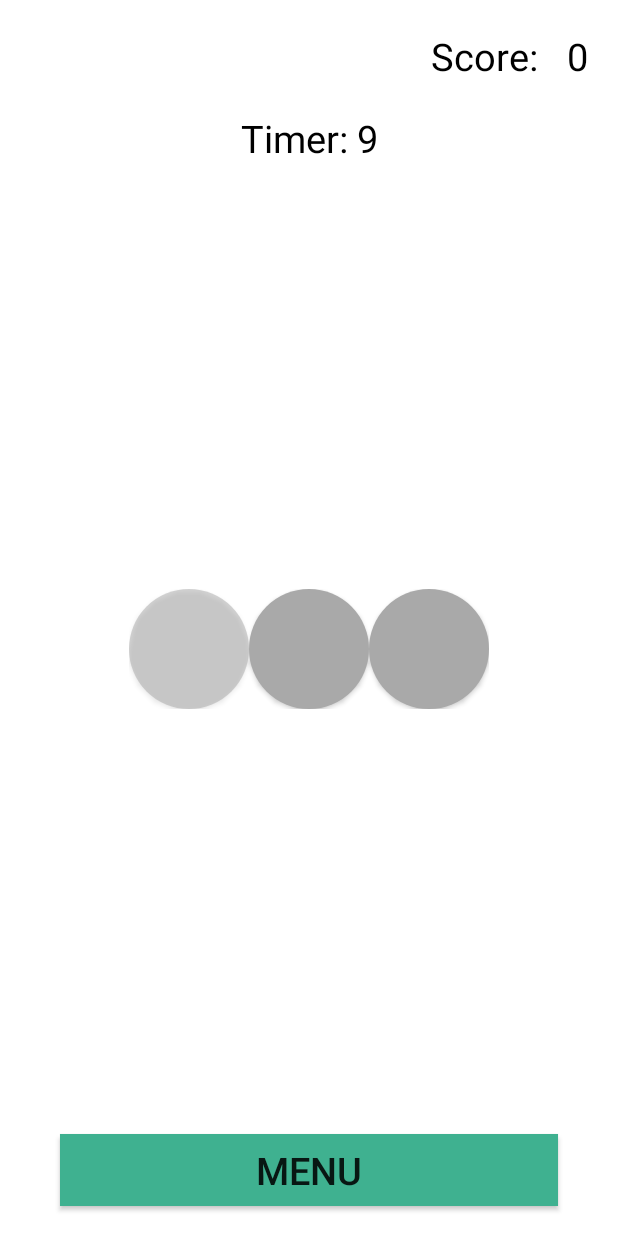
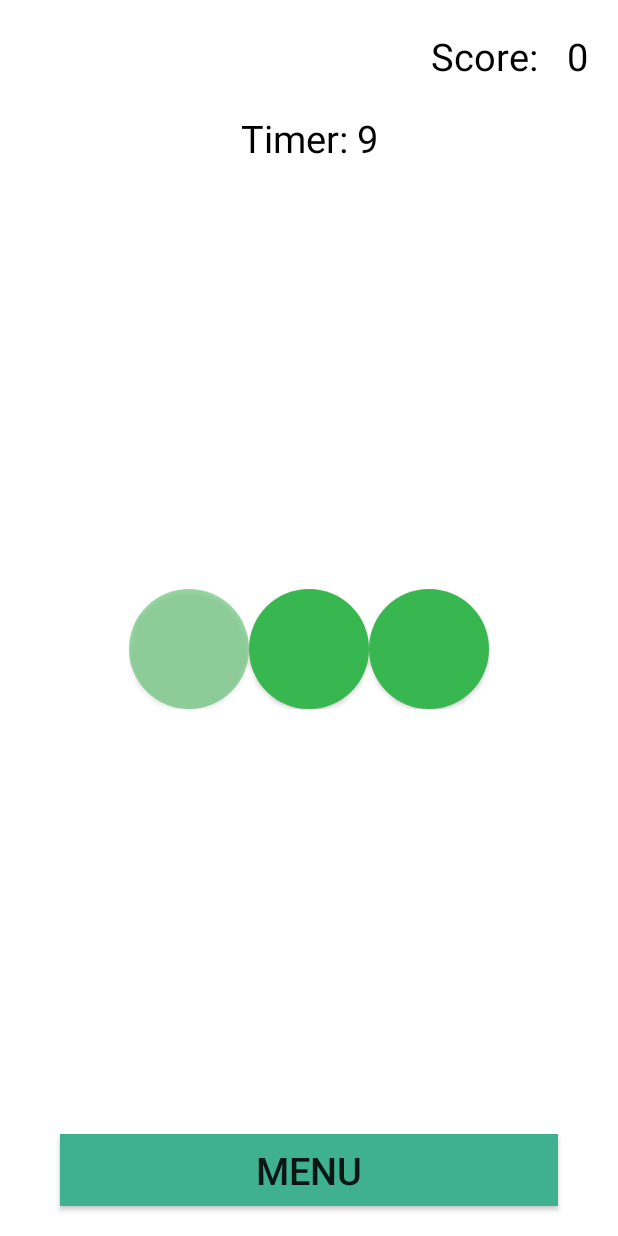
Before and after one commit to ZoomUp/CirclesGame, an Android app: the GameScreen screen opened through its navigation route, on a phone screen of 412 x 824 dp. Run offline under Robolectric (Android 15) with nearby library versions, the phone set to English and light mode, and no system bars.

Commit message:
add random color

```diff
--- a/app/src/main/java/com/example/circlesgame/GameScreen.kt
+++ b/app/src/main/java/com/example/circlesgame/GameScreen.kt
@@ -1,6 +1,7 @@
 package com.example.circlesgame
 
 import android.content.Context
+import android.graphics.Color
 import android.os.Bundle
 import android.os.CountDownTimer
 import android.view.LayoutInflater
@@ -14,6 +15,7 @@ import com.example.circlesgame.storages.SettingsStorage
 import com.example.circlesgame.storages.SettingsStorage.listRecords
 import kotlinx.serialization.encodeToString
 import kotlinx.serialization.json.Json
+import kotlin.random.Random
 
 class GameScreen : Fragment() {
 
@@ -21,13 +23,6 @@ class GameScreen : Fragment() {
     private val binding get() = _binding!!
     private var score = 0
     private var changeAlphaCircle = 0.50f
-    private val listColor = listOf(
-        R.color.AliceBlue, R.color.AntiqueWhite, R.color.Aqua, R.color.Aquamarine,
-        R.color.Azure, R.color.Beige, R.color.Bisque, R.color.Black, R.color.BlanchedAlmond,
-        R.color.Blue, R.color.BlueViolet, R.color.Brown, R.color.BurlyWood, R.color.CadetBlue,
-        R.color.Chartreuse, R.color.Chocolate, R.color.Coral, R.color.CornflowerBlue,
-        R.color.DarkBlue, R.color.DarkCyan, R.color.DarkGoldenrod, R.color.DarkGray
-    )
     private var startCount = 3
     private var counterTimer = 11000L
     private lateinit var timer: CountDownTimer
@@ -60,8 +55,9 @@ class GameScreen : Fragment() {
 
     private fun correctAnswer() {
 
-        if (startCount < 80) startCount += 3
-        changeAlphaCircle += 0.02f
+        if (startCount < 78) startCount += 3
+        else startCount = 80
+        if (changeAlphaCircle != 0.85f) changeAlphaCircle += 0.01f
         createCircle()
         score += 100
         timer.apply {
@@ -81,7 +77,7 @@ class GameScreen : Fragment() {
 
     private fun restartGame() {
         startCount = 3
-        changeAlphaCircle = 0.50f
+        changeAlphaCircle = 0.30f
         createCircle()
         if (score != 0) listRecords.list.add(score)
         score = 0
@@ -98,7 +94,7 @@ class GameScreen : Fragment() {
             callbackPositive = { correctAnswer() }
             callbackNegative = { notCorrectAnswer() }
             startCountCircle = startCount
-            startColor = listColor.random()
+            startColor = generateColor()
             changeAlpha = changeAlphaCircle
             start()
         }
@@ -116,6 +112,11 @@ class GameScreen : Fragment() {
         }.start()
     }
 
+    private fun generateColor(): Int {
+        val random = Random.Default
+        return Color.argb(255, random.nextInt(256), random.nextInt(256), random.nextInt(256))
+    }
+
     override fun onDestroyView() {
         super.onDestroyView()
         timer.cancel()
--- a/app/src/main/java/com/example/circlesgame/components/CircleComponent.kt
+++ b/app/src/main/java/com/example/circlesgame/components/CircleComponent.kt
@@ -1,34 +1,24 @@
 package com.example.circlesgame.components
 
 import android.content.Context
+import android.graphics.Color
 import android.util.AttributeSet
 import android.view.LayoutInflater
 import android.widget.FrameLayout
-import androidx.core.content.ContextCompat
-import com.example.circlesgame.R
 import com.example.circlesgame.databinding.ComponentCirclesBinding
 import com.google.android.material.button.MaterialButton
-
-private const val DEFAULT_COLOR = R.color.Black
 
 class CircleComponent @JvmOverloads constructor(
     context: Context, attrs: AttributeSet? = null, defStyleAttr: Int = 0
 ) : FrameLayout(context, attrs, defStyleAttr) {
 
-
     private var _binding: ComponentCirclesBinding =
         ComponentCirclesBinding.inflate(LayoutInflater.from(context), this, true)
 
-    private val _attributes =
-        context.obtainStyledAttributes(attrs, R.styleable.ColorCircle)
-
-    var startColor = _attributes.getColor(
-        R.styleable.ColorCircle_color_corner,
-        ContextCompat.getColor(context, DEFAULT_COLOR)
-    )
+    var startColor = Color.argb(255, 255, 255, 255)
     var startCountCircle = 3
     var standardAlpha = 1f
-    var changeAlpha = 0.50f
+    var changeAlpha = 0.30f
     var callbackNegative: (() -> Unit)? = null
     var callbackPositive: (() -> Unit)? = null
 
@@ -62,7 +52,6 @@ class CircleComponent @JvmOverloads constructor(
             removeAllViews()
             columnCount = 3
         }
-
     }
 
     private fun createStandardButton(
@@ -76,7 +65,7 @@ class CircleComponent @JvmOverloads constructor(
             insetBottom = 0
             alpha = newAlpha
             cornerRadius = 90
-            setBackgroundColor(ContextCompat.getColor(context, color))
+            setBackgroundColor(color)
             setOnClickListener { callback?.invoke() }
         }
     }
--- a/app/src/main/res/layout/fragment_game_screen.xml
+++ b/app/src/main/res/layout/fragment_game_screen.xml
@@ -12,7 +12,8 @@
         android:id="@+id/game_circles"
         android:layout_width="wrap_content"
         android:layout_height="wrap_content"
-        android:paddingHorizontal="15dp"
+        android:layout_margin="10dp"
+        android:padding="5dp"
         app:layout_constraintBottom_toTopOf="@+id/btn_menu"
         app:layout_constraintEnd_toEndOf="parent"
         app:layout_constraintStart_toStartOf="parent"
--- a/app/src/main/res/values-night/attrs.xml
+++ b/app/src/main/res/values-night/attrs.xml
@@ -1,8 +1,4 @@
 <?xml version="1.0" encoding="utf-8"?>
 <resources>
 
-    <declare-styleable name="ColorCircle">
-        <attr name="color_corner" format="color" />
-    </declare-styleable>
-
 </resources>
```
